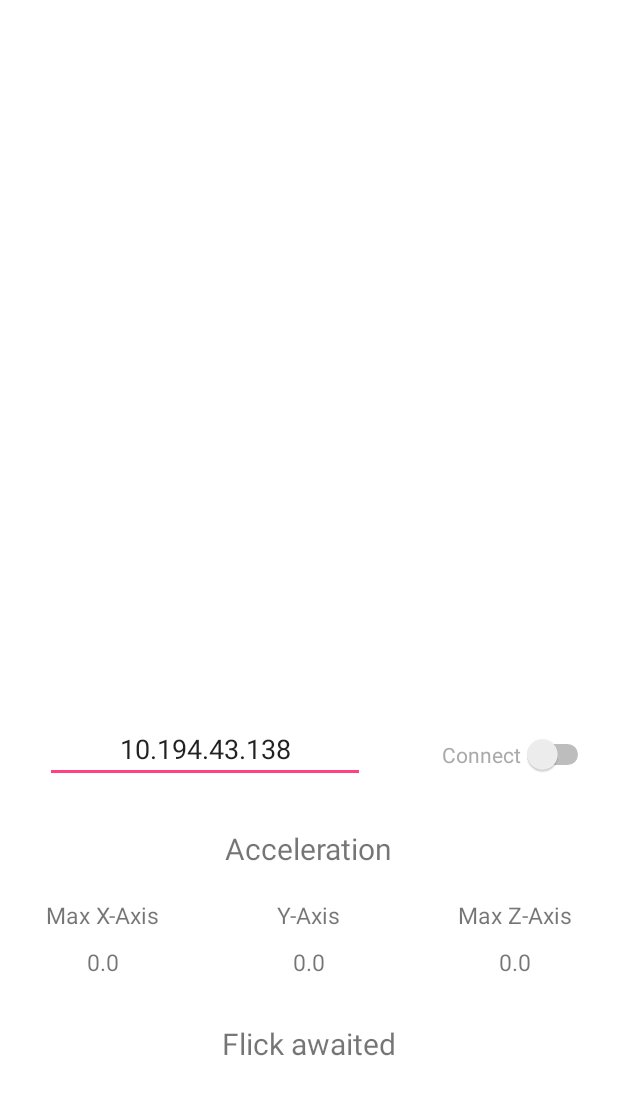
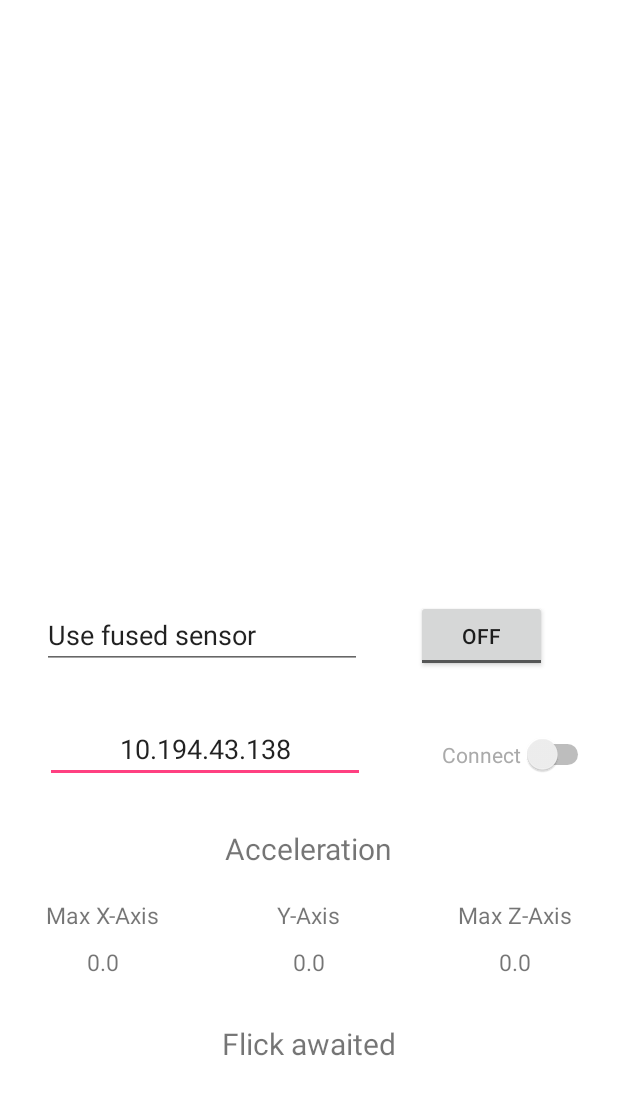
Before and after one commit to mayanksingh2298/shake-to-switch, an Android app: the screen it shows after launch (MainActivity), on a phone screen of 412 x 824 dp. Shown: the top 1095 px of the screen. Run offline under Robolectric (Android 15) with nearby library versions, the phone set to English and light mode, and no system bars.

Commit message:
Added toggle to use sensors

```diff
--- a/MyApplication/app/src/main/java/com/shouryaaggarwal/hp/androidaccelerometerexample/MainActivity.java
+++ b/MyApplication/app/src/main/java/com/shouryaaggarwal/hp/androidaccelerometerexample/MainActivity.java
@@ -14,6 +14,8 @@ import android.util.Log;
 import android.view.View;
 import android.widget.Switch;
 import android.widget.TextView;
+import android.widget.ToggleButton;
+import android.widget.CompoundButton;
 
 import java.io.DataOutputStream;
 import java.net.Socket;
@@ -29,8 +31,8 @@ public class MainActivity extends Activity implements SensorEventListener {
     private float deltaXMin = 0;
     private float deltaZMax = 0;
     private float softXThreshold = 20;
-    private float hardXThreshold = 35;
-    private float ZThreshold = 15;
+    private float hardXThreshold = 55;
+    private float ZThreshold = 20;
 
     private boolean ongoingX = false;
     private boolean ongoingZ = false;
@@ -46,6 +48,7 @@ public class MainActivity extends Activity implements SensorEventListener {
     private float vibrateThreshold = 0;
 
     private TextView currentX, currentY, currentZ, maxX, maxY, maxZ, action;
+    private ToggleButton toggle;
 
     public Vibrator v;
 
@@ -61,8 +64,8 @@ public class MainActivity extends Activity implements SensorEventListener {
         if (sensorManager.getDefaultSensor(Sensor.TYPE_LINEAR_ACCELERATION) != null) {
             // success! we have an accelerometer
 
-//            accelerometer = sensorManager.getDefaultSensor(Sensor.TYPE_ACCELEROMETER);
-            accelerometer = sensorManager.getDefaultSensor(Sensor.TYPE_LINEAR_ACCELERATION);
+            accelerometer = sensorManager.getDefaultSensor(Sensor.TYPE_ACCELEROMETER);
+//            accelerometer = sensorManager.getDefaultSensor(Sensor.TYPE_LINEAR_ACCELERATION);
 
             sensorManager.registerListener(this, accelerometer, SensorManager.SENSOR_DELAY_NORMAL);
             vibrateThreshold = accelerometer.getMaximumRange() / 2;
@@ -85,7 +88,27 @@ public class MainActivity extends Activity implements SensorEventListener {
         maxZ = (TextView) findViewById(R.id.maxZ);
 
         action = (TextView) findViewById(R.id.action);
-    }
+
+        toggle = (ToggleButton) findViewById(R.id.sensor_switch);
+        toggle.setOnCheckedChangeListener(new CompoundButton.OnCheckedChangeListener() {
+            public void onCheckedChanged(CompoundButton buttonView, boolean isChecked) {
+                if (isChecked) {
+                    accelerometer = sensorManager.getDefaultSensor(Sensor.TYPE_LINEAR_ACCELERATION);
+                    coolDownFinish();
+                    softXThreshold = 20;
+                    hardXThreshold = 35;
+                    ZThreshold = 15;
+                } else {
+                    accelerometer = sensorManager.getDefaultSensor(Sensor.TYPE_ACCELEROMETER);
+                    coolDownFinish();
+                    softXThreshold = 20;
+                    hardXThreshold = 55;
+                    ZThreshold = 20;
+                }
+            }
+        });
+        }
+
 
     //onResume() register the accelerometer for listening the events
     protected void onResume() {
--- a/MyApplication/app/src/main/res/layout/activity_main.xml
+++ b/MyApplication/app/src/main/res/layout/activity_main.xml
@@ -149,4 +149,28 @@
         app:layout_constraintBottom_toTopOf="@+id/textView"
         app:layout_constraintEnd_toEndOf="parent" />
 
+    <EditText
+        android:id="@+id/sensor_select"
+        android:layout_width="wrap_content"
+        android:layout_height="wrap_content"
+        android:layout_marginBottom="32dp"
+        android:layout_marginLeft="28dp"
+        android:layout_marginStart="28dp"
+        android:ems="10"
+        android:inputType="textPersonName"
+        android:text="Use fused sensor"
+        app:layout_constraintBottom_toTopOf="@+id/ip"
+        app:layout_constraintStart_toStartOf="parent" />
+
+    <ToggleButton
+        android:id="@+id/sensor_switch"
+        android:layout_width="87dp"
+        android:layout_height="wrap_content"
+        android:layout_marginBottom="36dp"
+        android:layout_marginLeft="36dp"
+        android:layout_marginStart="36dp"
+        android:text="ToggleButton"
+        app:layout_constraintBottom_toTopOf="@+id/connect_switch"
+        app:layout_constraintStart_toEndOf="@+id/sensor_select" />
+
 </android.support.constraint.ConstraintLayout>
```
